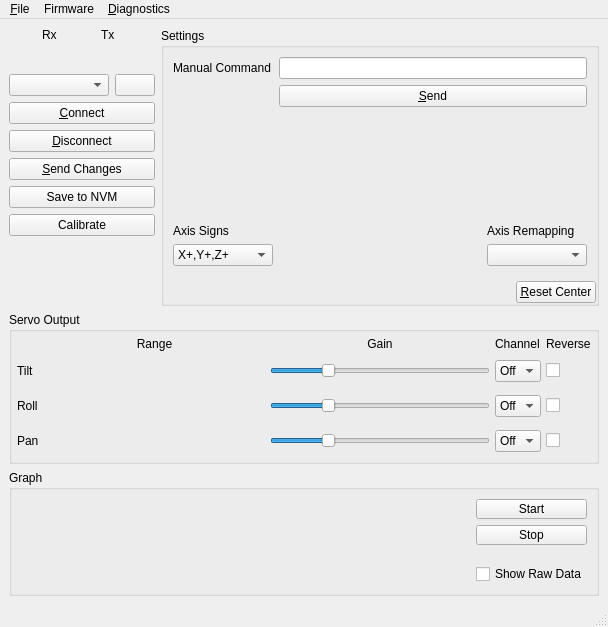
First picture: the form in gui/src/mainwindow.ui, repository dlktdr/HeadTracker, before the edit.
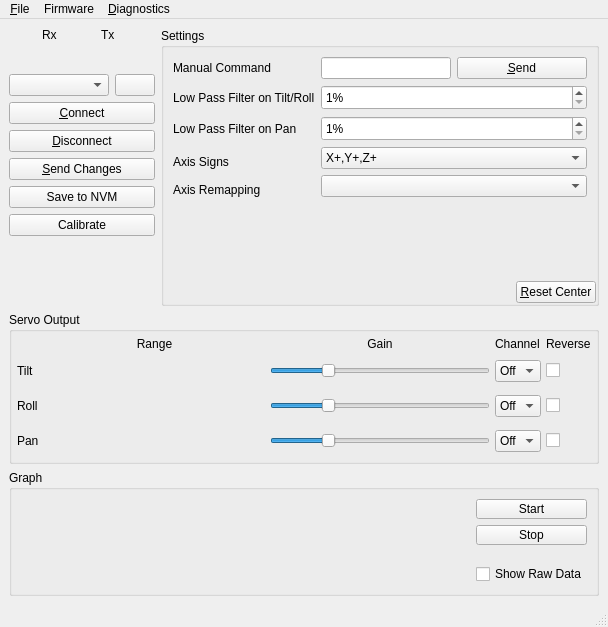
Second picture: the form after the edit. The open tabs and pages were chosen to show the change. Icons and pictures are not drawn. Custom widgets are drawn as their Qt base class.

Commit message: Add secondary LPpan and LPtilt, cleaner gui

Diff of the .ui file:
```diff
--- a/gui/src/mainwindow.ui
+++ b/gui/src/mainwindow.ui
@@ -248,37 +248,30 @@
            </widget>
            <widget class="QWidget" name="BNO055">
             <layout class="QGridLayout" name="gridLayout_6">
-             <item row="3" column="2">
-              <widget class="QComboBox" name="cmbRemap">
+             <item row="4" column="0">
+              <widget class="QLabel" name="label_6">
                <property name="sizePolicy">
-                <sizepolicy hsizetype="MinimumExpanding" vsizetype="Fixed">
+                <sizepolicy hsizetype="Preferred" vsizetype="Preferred">
                  <horstretch>0</horstretch>
                  <verstretch>0</verstretch>
                 </sizepolicy>
                </property>
-               <property name="maximumSize">
-                <size>
-                 <width>100</width>
-                 <height>16777215</height>
-                </size>
-               </property>
-              </widget>
-             </item>
-             <item row="0" column="0">
-              <widget class="QLabel" name="label_7">
                <property name="text">
-                <string>Manual Command</string>
+                <string>Axis Remapping</string>
+               </property>
+               <property name="alignment">
+                <set>Qt::AlignBottom|Qt::AlignLeading|Qt::AlignLeft</set>
                </property>
               </widget>
              </item>
-             <item row="1" column="1" colspan="2">
+             <item row="0" column="2">
               <widget class="QPushButton" name="cmdSend">
                <property name="text">
                 <string>&amp;Send</string>
                </property>
               </widget>
              </item>
-             <item row="2" column="0">
+             <item row="3" column="0">
               <widget class="QLabel" name="label_8">
                <property name="text">
                 <string>Axis Signs</string>
@@ -288,26 +281,118 @@
                </property>
               </widget>
              </item>
-             <item row="0" column="1" colspan="2">
+             <item row="0" column="0">
+              <widget class="QLabel" name="label_7">
+               <property name="text">
+                <string>Manual Command</string>
+               </property>
+              </widget>
+             </item>
+             <item row="0" column="1">
               <widget class="QLineEdit" name="txtCommand"/>
              </item>
-             <item row="2" column="2">
-              <widget class="QLabel" name="label_6">
+             <item row="5" column="0">
+              <spacer name="verticalSpacer_8">
+               <property name="orientation">
+                <enum>Qt::Vertical</enum>
+               </property>
+               <property name="sizeHint" stdset="0">
+                <size>
+                 <width>20</width>
+                 <height>40</height>
+                </size>
+               </property>
+              </spacer>
+             </item>
+             <item row="1" column="0">
+              <widget class="QLabel" name="label_24">
                <property name="sizePolicy">
-                <sizepolicy hsizetype="Preferred" vsizetype="Preferred">
+                <sizepolicy hsizetype="Expanding" vsizetype="Preferred">
                  <horstretch>0</horstretch>
                  <verstretch>0</verstretch>
                 </sizepolicy>
                </property>
                <property name="text">
-                <string>Axis Remapping</string>
+                <string>Low Pass Filter on Tilt/Roll</string>
                </property>
-               <property name="alignment">
-                <set>Qt::AlignBottom|Qt::AlignLeading|Qt::AlignLeft</set>
+              </widget>
+             </item>
+             <item row="1" column="1" colspan="2">
+              <widget class="QSpinBox" name="spnLPTiltRoll2">
+               <property name="sizePolicy">
+                <sizepolicy hsizetype="Minimum" vsizetype="Fixed">
+                 <horstretch>0</horstretch>
+                 <verstretch>0</verstretch>
+                </sizepolicy>
                </property>
+               <property name="minimumSize">
+                <size>
+                 <width>50</width>
+                 <height>25</height>
+                </size>
+               </property>
+               <property name="baseSize">
+                <size>
+                 <width>8</width>
+                 <height>0</height>
+                </size>
+               </property>
+               <property name="suffix">
+                <string>%</string>
+               </property>
+               <property name="minimum">
+                <number>1</number>
+               </property>
+               <property name="maximum">
+                <number>100</number>
+               </property>
               </widget>
              </item>
-             <item row="3" column="0">
+             <item row="2" column="0">
+              <widget class="QLabel" name="label_31">
+               <property name="sizePolicy">
+                <sizepolicy hsizetype="Expanding" vsizetype="Preferred">
+                 <horstretch>0</horstretch>
+                 <verstretch>0</verstretch>
+                </sizepolicy>
+               </property>
+               <property name="text">
+                <string>Low Pass Filter on Pan</string>
+               </property>
+              </widget>
+             </item>
+             <item row="2" column="1" colspan="2">
+              <widget class="QSpinBox" name="spnLPPan2">
+               <property name="sizePolicy">
+                <sizepolicy hsizetype="Minimum" vsizetype="Fixed">
+                 <horstretch>0</horstretch>
+                 <verstretch>0</verstretch>
+                </sizepolicy>
+               </property>
+               <property name="minimumSize">
+                <size>
+                 <width>50</width>
+                 <height>25</height>
+                </size>
+               </property>
+               <property name="baseSize">
+                <size>
+                 <width>8</width>
+                 <height>0</height>
+                </size>
+               </property>
+               <property name="suffix">
+                <string>%</string>
+               </property>
+               <property name="minimum">
+                <number>1</number>
+               </property>
+               <property name="maximum">
+                <number>100</number>
+               </property>
+              </widget>
+             </item>
+             <item row="3" column="1" colspan="2">
               <widget class="QComboBox" name="cmbSigns">
                <property name="sizePolicy">
                 <sizepolicy hsizetype="Minimum" vsizetype="Fixed">
@@ -315,12 +400,6 @@
                  <verstretch>0</verstretch>
                 </sizepolicy>
                </property>
-               <property name="maximumSize">
-                <size>
-                 <width>100</width>
-                 <height>16777215</height>
-                </size>
-               </property>
                <item>
                 <property name="text">
                  <string>X+,Y+,Z+</string>
@@ -363,6 +442,16 @@
                </item>
               </widget>
              </item>
+             <item row="4" column="1" colspan="2">
+              <widget class="QComboBox" name="cmbRemap">
+               <property name="sizePolicy">
+                <sizepolicy hsizetype="MinimumExpanding" vsizetype="Fixed">
+                 <horstretch>0</horstretch>
+                 <verstretch>0</verstretch>
+                </sizepolicy>
+               </property>
+              </widget>
+             </item>
             </layout>
            </widget>
            <widget class="QWidget" name="NANO33BLE">
```
Left out of the diff: 4 changed lines with no effect on the pictures. The commit also changes 1 other file.
